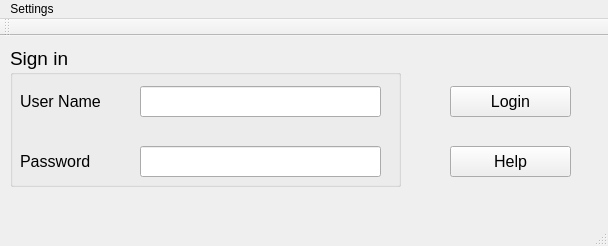
Before: the Qt Designer form mainwindow.ui in kamilmaestro/Communicator_GUI, drawn with Qt 5.
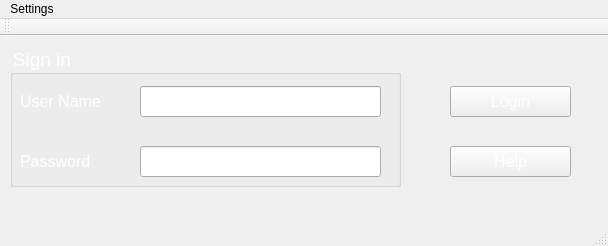
After: the same form once the commit is applied. Icons and pictures are not drawn.

Commit message: Background for MainWindow

What changed in the file:
```diff
--- a/mainwindow.ui
+++ b/mainwindow.ui
@@ -13,6 +13,9 @@
   <property name="windowTitle">
    <string>MainWindow</string>
   </property>
+  <property name="styleSheet">
+   <string notr="true">background-image: url(:/images/sublime.bmp);</string>
+  </property>
   <widget class="QWidget" name="centralWidget">
    <widget class="QGroupBox" name="signinGroup">
     <property name="geometry">
@@ -28,9 +31,16 @@
       <pointsize>14</pointsize>
      </font>
     </property>
+    <property name="styleSheet">
+     <string notr="true">selection-background-color: rgb(255, 255, 255);
+color: rgb(255, 255, 255);</string>
+    </property>
     <property name="title">
      <string>Sign in</string>
     </property>
+    <property name="flat">
+     <bool>false</bool>
+    </property>
     <widget class="QLabel" name="userNameLabel">
      <property name="geometry">
       <rect>
@@ -112,6 +122,10 @@
       <pointsize>12</pointsize>
      </font>
     </property>
+    <property name="styleSheet">
+     <string notr="true">border-color: rgb(255, 255, 255);
+color: rgb(255, 255, 255);</string>
+    </property>
     <property name="text">
      <string>Login</string>
     </property>
@@ -130,10 +144,30 @@
       <pointsize>12</pointsize>
      </font>
     </property>
+    <property name="styleSheet">
+     <string notr="true">color: rgb(255, 255, 255);</string>
+    </property>
     <property name="text">
      <string>Help</string>
     </property>
    </widget>
+   <widget class="QLabel" name="label">
+    <property name="geometry">
+     <rect>
+      <x>-2</x>
+      <y>6</y>
+      <width>611</width>
+      <height>171</height>
+     </rect>
+    </property>
+    <property name="text">
+     <string/>
+    </property>
+   </widget>
+   <zorder>label</zorder>
+   <zorder>signinGroup</zorder>
+   <zorder>loginBtn</zorder>
+   <zorder>helpBtn</zorder>
   </widget>
   <widget class="QToolBar" name="mainToolBar">
    <attribute name="toolBarArea">
```
The commit also changes 4 other files.
